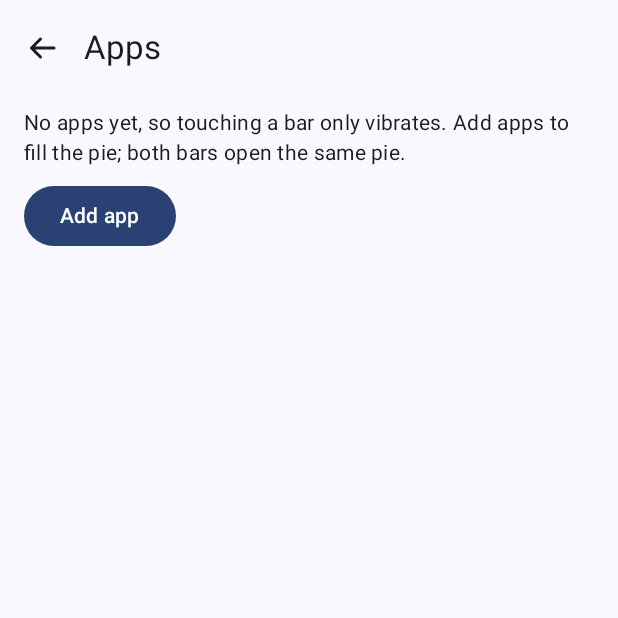
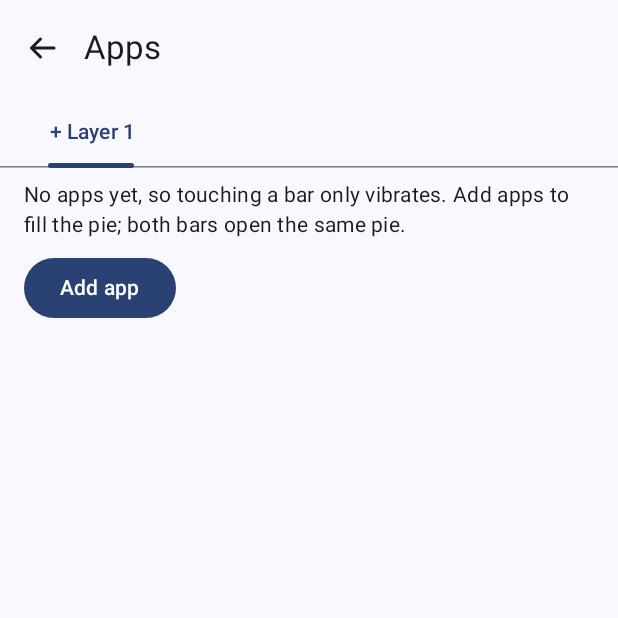
Before and after one commit to JohnChristianCastillo/fanlet, an Android app built with Jetpack Compose: the screen it shows after launch (MainActivity), after a tap on "Apps", on a phone screen of 412 x 824 dp, the top half of it. Run offline under Robolectric (Android 15) with nearby library versions, the phone set to English and light mode, and no system bars.

Commit message:
Add layer tabs and multi-layer pies
The app editor has a tab per pie layer plus one to start the next
layer, up to five; removing a layer's last app lets the next layer move
in. Every layer is drawn as its own ring with its own slot count, and
the home screen summarises layers and apps.

```diff
--- a/app/src/main/java/dev/johncastles/fanlet/ui/AppsScreen.kt
+++ b/app/src/main/java/dev/johncastles/fanlet/ui/AppsScreen.kt
@@ -3,6 +3,8 @@ package dev.johncastles.fanlet.ui
 import androidx.compose.foundation.clickable
 import androidx.compose.foundation.layout.Arrangement
 import androidx.compose.foundation.layout.Column
+import androidx.compose.material3.PrimaryScrollableTabRow
+import androidx.compose.material3.Tab
 import androidx.compose.foundation.layout.Row
 import androidx.compose.foundation.layout.Spacer
 import androidx.compose.foundation.layout.fillMaxSize
@@ -43,20 +45,50 @@ import dev.johncastles.fanlet.ui.theme.FanletTheme
 data class AppPickTarget(val layer: Int, val slotIndex: Int?, val secondary: Boolean)
 
 /**
- * The pie's apps, shared by both bars, top slot first. Edits the innermost layer only;
- * tabs for the other layers come in a later milestone.
+ * The pie's apps, shared by both bars: a tab per layer (layer 1 is the inner ring), plus
+ * a tab to start the next layer while there are fewer than the maximum. Each tab lists
+ * that layer's slots, top slot first.
+ *
+ * @param selectedLayer the open tab; may point at the "new layer" tab (index layers.size).
  */
 @OptIn(ExperimentalMaterial3Api::class)
 @Composable
 fun AppsScreen(
     config: FanletConfig,
+    selectedLayer: Int,
+    onSelectLayer: (Int) -> Unit,
     updateConfig: ((FanletConfig) -> FanletConfig) -> Unit,
     onPickApp: (AppPickTarget) -> Unit,
     onBack: () -> Unit,
 ) {
+    val layerCount = config.layers.size
+    val showNewLayerTab = layerCount < FanletConfig.MAX_LAYERS
+    val tabCount = layerCount + if (showNewLayerTab) 1 else 0
+    // Removing a layer's last app can remove the open tab; fall back to the nearest one.
+    val layer = selectedLayer.coerceIn(0, tabCount - 1)
+
     Scaffold(
         topBar = {
-            TopAppBar(title = { Text(stringResource(R.string.apps_title)) }, navigationIcon = { BackButton(onBack) })
+            Column {
+                TopAppBar(title = { Text(stringResource(R.string.apps_title)) }, navigationIcon = { BackButton(onBack) })
+                PrimaryScrollableTabRow(selectedTabIndex = layer, edgePadding = 16.dp) {
+                    for (tab in 0 until tabCount) {
+                        val isNew = tab == layerCount
+                        Tab(
+                            selected = tab == layer,
+                            onClick = { onSelectLayer(tab) },
+                            text = {
+                                Text(
+                                    stringResource(
+                                        if (isNew) R.string.layer_tab_new else R.string.layer_tab,
+                                        tab + 1,
+                                    )
+                                )
+                            },
+                        )
+                    }
+                }
+            }
         },
     ) { innerPadding ->
         Column(
@@ -67,10 +99,13 @@ fun AppsScreen(
                 .padding(horizontal = 16.dp, vertical = 8.dp),
             verticalArrangement = Arrangement.spacedBy(8.dp),
         ) {
-            val layer = 0
             val slots = config.layers.getOrNull(layer)?.slices.orEmpty()
             Text(
-                text = stringResource(if (slots.isEmpty()) R.string.apps_empty_hint else R.string.apps_description),
+                text = when {
+                    layerCount == 0 -> stringResource(R.string.apps_empty_hint)
+                    layer == layerCount -> stringResource(R.string.layer_new_hint, layer + 1)
+                    else -> stringResource(R.string.apps_description)
+                },
                 style = MaterialTheme.typography.bodyMedium,
             )
             slots.forEachIndexed { index, slot ->
@@ -201,7 +236,10 @@ private fun AppsScreenPreview() {
             config = FanletConfig.DEFAULT
                 .withSlotAdded(0, "org.example.mail")
                 .withSlotAdded(0, "org.example.maps")
-                .withSlotSecondary(0, 0, "org.example.chat"),
+                .withSlotSecondary(0, 0, "org.example.chat")
+                .withSlotAdded(1, "org.example.camera"),
+            selectedLayer = 0,
+            onSelectLayer = {},
             updateConfig = {},
             onPickApp = {},
             onBack = {},
--- a/app/src/main/java/dev/johncastles/fanlet/ui/FanletApp.kt
+++ b/app/src/main/java/dev/johncastles/fanlet/ui/FanletApp.kt
@@ -37,9 +37,10 @@ sealed interface Screen {
     @SerialName("home")
     data object Home : Screen
 
+    /** The app editor, showing the tab of [layer]. */
     @Serializable
     @SerialName("apps")
-    data object Apps : Screen
+    data class Apps(val layer: Int = 0) : Screen
 
     @Serializable
     @SerialName("appearance")
@@ -77,7 +78,10 @@ fun FanletApp(
     val config = home.config
 
     BackHandler(enabled = screen != Screen.Home) {
-        screen = if (screen is Screen.PickApp) Screen.Apps else Screen.Home
+        screen = when (val current = screen) {
+            is Screen.PickApp -> Screen.Apps(current.layer)
+            else -> Screen.Home
+        }
     }
 
     when (val current = screen) {
@@ -90,8 +94,10 @@ fun FanletApp(
             updateConfig = updateConfig,
         )
 
-        Screen.Apps -> AppsScreen(
+        is Screen.Apps -> AppsScreen(
             config = config,
+            selectedLayer = current.layer,
+            onSelectLayer = { layer -> screen = Screen.Apps(layer) },
             updateConfig = updateConfig,
             onPickApp = { target -> screen = Screen.PickApp(target.layer, target.slotIndex, target.secondary) },
             onBack = { screen = Screen.Home },
@@ -123,9 +129,9 @@ fun FanletApp(
             title = stringResource(if (current.secondary) R.string.picker_title_secondary else R.string.picker_title),
             onPicked = { packageName ->
                 updateConfig { cfg -> applyPick(cfg, current, packageName) }
-                screen = Screen.Apps
+                screen = Screen.Apps(current.layer)
             },
-            onBack = { screen = Screen.Apps },
+            onBack = { screen = Screen.Apps(current.layer) },
         )
     }
 }
@@ -188,7 +194,7 @@ private fun HomeWithBackup(
         onRequestNotifications = onRequestNotifications,
         onServiceToggled = onServiceToggled,
         onShowBarsChanged = { show -> updateConfig { it.copy(showBars = show) } },
-        onOpenApps = { onNavigate(Screen.Apps) },
+        onOpenApps = { onNavigate(Screen.Apps()) },
         onOpenAppearance = { onNavigate(Screen.Appearance) },
         onOpenBar = { barId -> onNavigate(Screen.Bar(barId)) },
         onExport = { exportLauncher.launch(ConfigTransfer.SUGGESTED_FILE_NAME) },
--- a/app/src/main/java/dev/johncastles/fanlet/ui/HomeScreen.kt
+++ b/app/src/main/java/dev/johncastles/fanlet/ui/HomeScreen.kt
@@ -107,11 +107,7 @@ fun HomeScreen(
             SettingsGroup(title = stringResource(R.string.section_pie)) {
                 NavigationItem(
                     title = stringResource(R.string.apps_title),
-                    summary = if (config.slotCount == 0) {
-                        stringResource(R.string.apps_none)
-                    } else {
-                        pluralStringResource(R.plurals.app_count, config.slotCount, config.slotCount)
-                    },
+                    summary = appsSummary(config),
                     onClick = onOpenApps,
                 )
                 NavigationItem(
@@ -159,6 +155,17 @@ fun HomeScreen(
     }
 }
 
+/** "No apps yet", "5 apps" or, with several layers, "2 layers, 12 apps". */
+@Composable
+private fun appsSummary(config: FanletConfig): String {
+    val apps = config.slotCount
+    if (apps == 0) return stringResource(R.string.apps_none)
+    val appText = pluralStringResource(R.plurals.app_count, apps, apps)
+    val layers = config.layers.size
+    if (layers <= 1) return appText
+    return stringResource(R.string.apps_summary_layers, pluralStringResource(R.plurals.layer_count, layers, layers), appText)
+}
+
 /** Something the user still has to do, with the button that does it. */
 @Composable
 private fun ActionCard(title: String, description: String, actionLabel: String, onAction: () -> Unit) {
--- a/app/src/main/res/values/strings.xml
+++ b/app/src/main/res/values/strings.xml
@@ -33,11 +33,19 @@
         <item quantity="one">%1$d app</item>
         <item quantity="other">%1$d apps</item>
     </plurals>
-    <string name="apps_description">Both bars open this pie. The first app is the top slice; tap an app to change it.</string>
+    <plurals name="layer_count">
+        <item quantity="one">%1$d layer</item>
+        <item quantity="other">%1$d layers</item>
+    </plurals>
+    <string name="apps_summary_layers">%1$s, %2$s</string>
+    <string name="apps_description">Both bars open this pie. Each layer is a ring, layer 1 innermost; a layer’s first app is its top slot. Tap an app to change it.</string>
     <string name="apps_empty_hint">No apps yet, so touching a bar only vibrates. Add apps to fill the pie; both bars open the same pie.</string>
+    <string name="layer_tab">Layer %1$d</string>
+    <string name="layer_tab_new">+ Layer %1$d</string>
+    <string name="layer_new_hint">Add an app to start layer %1$d, a ring around the layers before it.</string>
     <plurals name="slices_full">
-        <item quantity="one">A pie holds up to %1$d app.</item>
-        <item quantity="other">A pie holds up to %1$d apps.</item>
+        <item quantity="one">A layer holds up to %1$d app.</item>
+        <item quantity="other">A layer holds up to %1$d apps.</item>
     </plurals>
     <string name="action_add_app">Add app</string>
     <string name="action_change_app">Change app</string>
```
Also changed, not shown: 1 other file.
